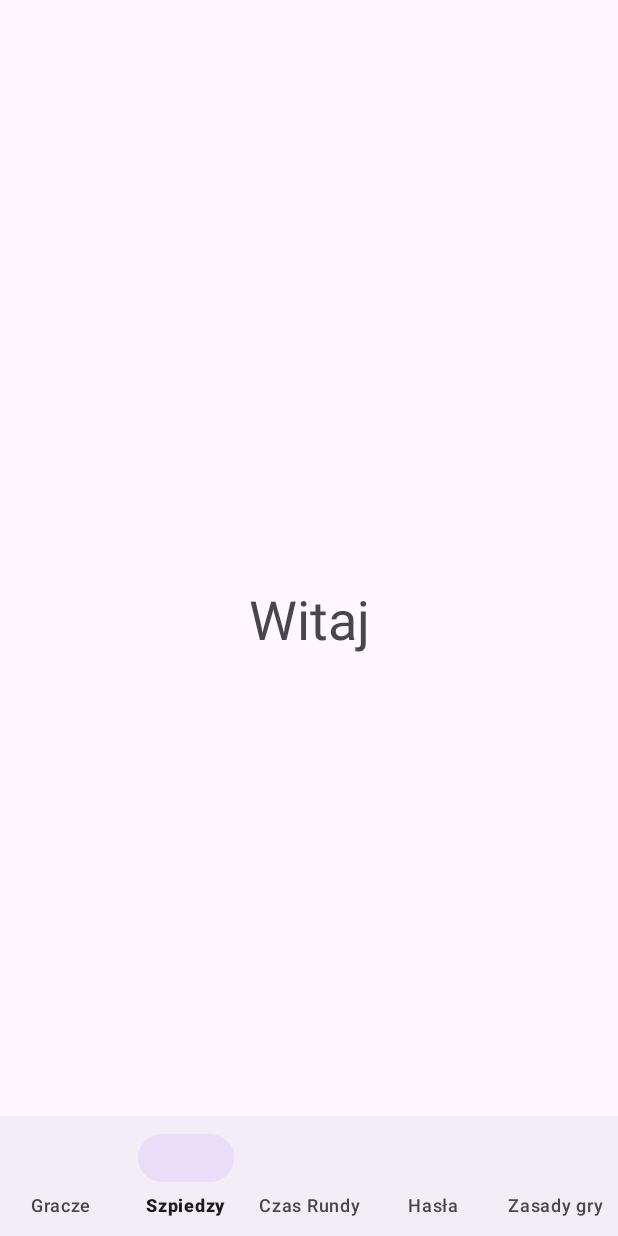
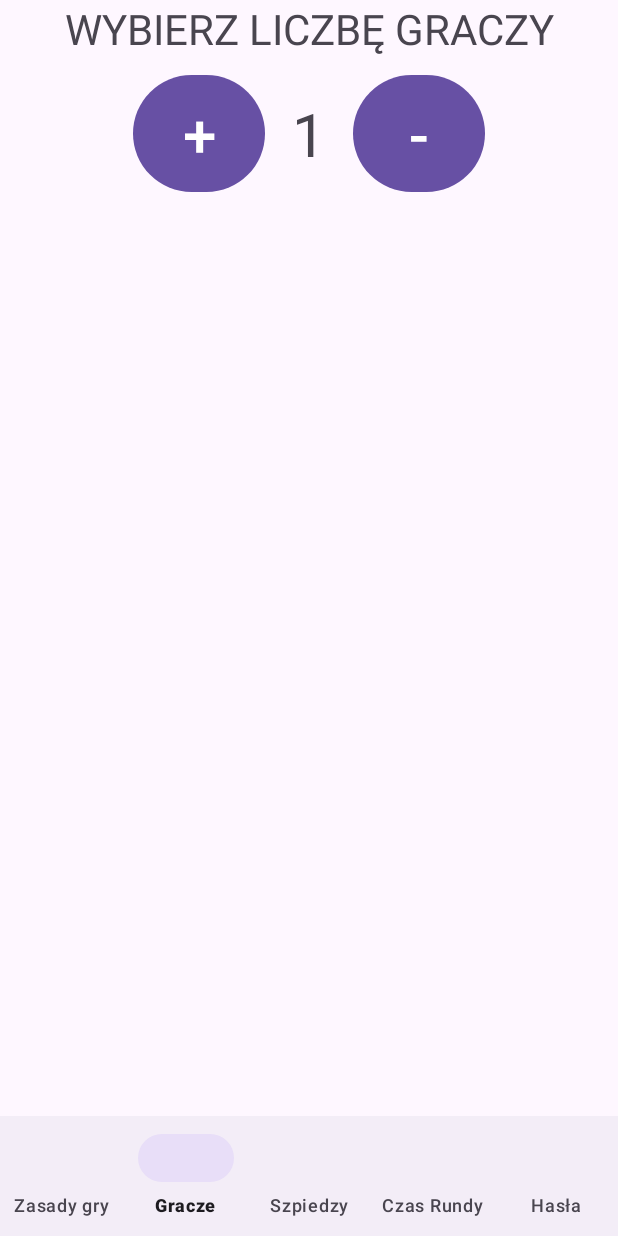
Before and after one commit to ernest-kaminski/Spy, an Android app: the SecondActivity screen opened directly, with no data from a screen before it, item 2 of the bottom bar chosen, on a phone screen of 412 x 824 dp. Run offline under Robolectric (Android 15) with nearby library versions, the phone set to English and light mode, and no system bars.

```diff
--- a/app/src/main/java/com/example/spy/MainActivity.java
+++ b/app/src/main/java/com/example/spy/MainActivity.java
@@ -16,10 +16,6 @@ import com.google.android.material.navigation.NavigationBarView;
 public class MainActivity extends AppCompatActivity {
 
     private Button mainbtn;
-
-
-
-
 
     @Override
     protected void onCreate(Bundle savedInstanceState) {
--- a/app/src/main/java/com/example/spy/SecondActivity.java
+++ b/app/src/main/java/com/example/spy/SecondActivity.java
@@ -1,29 +1,68 @@
 package com.example.spy;
 
+import androidx.annotation.NonNull;
 import androidx.appcompat.app.AppCompatActivity;
+import androidx.fragment.app.Fragment;
 
 import android.content.Intent;
 import android.os.Bundle;
-import android.widget.TextView;
+import android.view.MenuItem;
 
+import com.example.spy.mainFragments.CategoriesFragment;
+import com.example.spy.mainFragments.PlayersFragment;
+import com.example.spy.mainFragments.RulesFragment;
+import com.example.spy.mainFragments.SpiesFragment;
+import com.example.spy.mainFragments.TimerFragment;
 import com.google.android.material.navigation.NavigationBarView;
 
 public class SecondActivity extends AppCompatActivity {
 
     private NavigationBarView bottomNavigationView;
 
-    TextView secondActivityTextView;
 
     @Override
     protected void onCreate(Bundle savedInstanceState) {
         super.onCreate(savedInstanceState);
         setContentView(R.layout.activity_second);
 
-        secondActivityTextView = (TextView) findViewById(R.id.textview_second_activity);
-
         Intent intent = getIntent();
 
-        secondActivityTextView.setText("Witaj");
+        bottomNavigationView = (NavigationBarView) findViewById(R.id.bottom_nav_view);
+        bottomNavigationView.setOnItemSelectedListener(listener);
+        bottomNavigationView.setItemIconTintList(null);
+
+        Fragment defaultFragment = new RulesFragment();
+        getSupportFragmentManager()
+                .beginTransaction()
+                .replace(R.id.frame_second_activity, defaultFragment)
+                .commit();
 
     }
+
+    private final NavigationBarView.OnItemSelectedListener listener = new NavigationBarView.OnItemSelectedListener() {
+        @Override
+        public boolean onNavigationItemSelected(@NonNull MenuItem item) {
+            Fragment fragment = null;
+            int id = item.getItemId();
+            if(id == R.id.rules){
+                fragment = new RulesFragment();
+            }else if(id == R.id.players){
+                fragment = new PlayersFragment();
+            }else if(id == R.id.spies){
+                fragment = new SpiesFragment();
+            }else if(id == R.id.timer){
+                fragment = new TimerFragment();
+            }else if(id == R.id.categories){
+                fragment = new CategoriesFragment();
+            }
+
+            getSupportFragmentManager()
+                    .beginTransaction()
+                    .replace(R.id.frame_second_activity, fragment)
+                    .commit();
+
+            return true;
+        }
+    };
+
 }
--- /dev/null
+++ b/app/src/main/java/com/example/spy/mainFragments/PlayersFragment.java
@@ -0,0 +1,25 @@
+package com.example.spy.mainFragments;
+
+import android.os.Bundle;
+import android.view.LayoutInflater;
+import android.view.View;
+import android.view.ViewGroup;
+
+import androidx.annotation.NonNull;
+import androidx.annotation.Nullable;
+import androidx.fragment.app.Fragment;
+
+import com.example.spy.R;
+
+public class PlayersFragment extends Fragment {
+
+    @Nullable
+    @Override
+    public View onCreateView(@NonNull LayoutInflater inflater, @Nullable ViewGroup container, @Nullable Bundle savedInstanceState) {
+        View v = inflater.inflate(R.layout.players_fragment, container, false);
+
+
+
+        return v;
+    }
+}
--- /dev/null
+++ b/app/src/main/java/com/example/spy/mainFragments/RulesFragment.java
@@ -0,0 +1,25 @@
+package com.example.spy.mainFragments;
+
+import android.os.Bundle;
+import android.view.LayoutInflater;
+import android.view.View;
+import android.view.ViewGroup;
+
+import androidx.annotation.NonNull;
+import androidx.annotation.Nullable;
+import androidx.fragment.app.Fragment;
+
+import com.example.spy.R;
+
+public class RulesFragment extends Fragment {
+
+    @Nullable
+    @Override
+    public View onCreateView(@NonNull LayoutInflater inflater, @Nullable ViewGroup container, @Nullable Bundle savedInstanceState) {
+        View v = inflater.inflate(R.layout.rules_fragment, container, false);
+
+
+
+        return v;
+    }
+}
--- a/app/src/main/res/layout/activity_second.xml
+++ b/app/src/main/res/layout/activity_second.xml
@@ -7,21 +7,22 @@
     tools:context=".SecondActivity">
 
 
-    <TextView
-        android:id="@+id/textview_second_activity"
-        android:layout_width="wrap_content"
-        android:layout_height="wrap_content"
+    <FrameLayout
+        android:id="@+id/frame_second_activity"
+        android:layout_width="0dp"
+        android:layout_height="0dp"
         android:text="TEST"
         android:textSize="36sp"
         app:layout_constraintEnd_toEndOf="parent"
         app:layout_constraintTop_toTopOf="parent"
         app:layout_constraintStart_toStartOf="parent"
-        app:layout_constraintBottom_toBottomOf="parent"
+        app:layout_constraintBottom_toTopOf="@id/bottom_nav_view"
         />
 
 
 
     <com.google.android.material.bottomnavigation.BottomNavigationView
+        android:id="@+id/bottom_nav_view"
         android:layout_width="match_parent"
         android:layout_height="wrap_content"
         app:layout_constraintBottom_toBottomOf="parent"
--- /dev/null
+++ b/app/src/main/res/layout/players_fragment.xml
@@ -0,0 +1,59 @@
+<?xml version="1.0" encoding="utf-8"?>
+<androidx.constraintlayout.widget.ConstraintLayout xmlns:android="http://schemas.android.com/apk/res/android"
+    android:layout_width="match_parent"
+    android:layout_height="match_parent"
+    xmlns:app="http://schemas.android.com/apk/res-auto">
+
+    <androidx.appcompat.widget.LinearLayoutCompat
+        android:layout_width="match_parent"
+        android:layout_height="wrap_content"
+        android:orientation="horizontal"
+        android:padding="6dp"
+        android:gravity="center"
+        app:layout_constraintTop_toBottomOf="@id/fragment_players"
+        >
+
+        <Button
+            android:id="@+id/player_btn_plus"
+            android:layout_width="wrap_content"
+            android:layout_height="wrap_content"
+            android:text="+"
+            android:textSize="40sp"
+            android:padding="12dp"
+            />
+
+        <TextView
+            android:id="@+id/player_counter"
+            android:layout_width="wrap_content"
+            android:layout_height="wrap_content"
+            android:textSize="40sp"
+            android:text="1"
+            android:padding="18dp"
+
+            />
+
+        <Button
+            android:id="@+id/player_btn_minus"
+            android:layout_width="wrap_content"
+            android:layout_height="wrap_content"
+            android:text="-"
+            android:textSize="40sp"
+            android:padding="12dp"
+            />
+
+    </androidx.appcompat.widget.LinearLayoutCompat>
+
+
+    <TextView
+        android:id="@+id/fragment_players"
+        android:layout_width="wrap_content"
+        android:layout_height="wrap_content"
+        android:text="WYBIERZ LICZBĘ GRACZY"
+        android:textSize="28sp"
+        app:layout_constraintEnd_toEndOf="parent"
+        app:layout_constraintStart_toStartOf="parent"
+        app:layout_constraintTop_toTopOf="parent" />
+
+
+
+</androidx.constraintlayout.widget.ConstraintLayout>
--- a/app/src/main/res/menu/bottom_nav_view_menu.xml
+++ b/app/src/main/res/menu/bottom_nav_view_menu.xml
@@ -1,5 +1,8 @@
 <?xml version="1.0" encoding="utf-8"?>
 <menu xmlns:android="http://schemas.android.com/apk/res/android">
+    <item
+        android:id="@+id/rules"
+        android:title="Zasady gry"/>
     <item
         android:id="@+id/players"
         android:title="Gracze"/>
@@ -12,9 +15,4 @@
     <item
         android:id="@+id/categories"
         android:title="Hasła"/>
-    <item
-        android:id="@+id/rules"
-        android:title="Zasady gry"/>
-
-
 </menu>
```
Also changed, not shown: app/src/main/java/com/example/spy/mainFragments/CategoriesFragment.java (added, +25 -0 lines), app/src/main/java/com/example/spy/mainFragments/SpiesFragment.java (added, +25 -0 lines), app/src/main/java/com/example/spy/mainFragments/TimerFragment.java (added, +25 -0 lines), app/src/main/res/layout/categories_fragment.xml (added, +18 -0 lines), app/src/main/res/layout/player_name_row.xml (added, +27 -0 lines), app/src/main/res/layout/rules_fragment.xml (added, +18 -0 lines), app/src/main/res/layout/spies_fragment.xml (added, +18 -0 lines), app/src/main/res/layout/timer_fragment.xml (added, +18 -0 lines).
